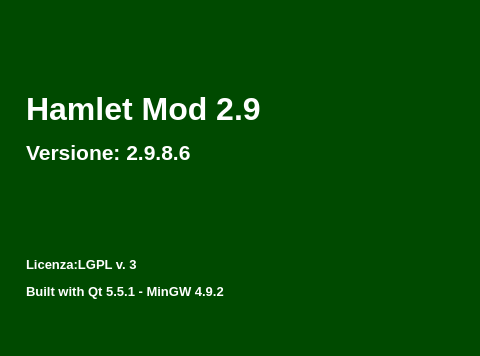
The window that mainwindow.ui (fblabs/hamlet-mod-sancon) describes before a commit, drawn with Qt 5; both pictures show x 471 to 951 and y 0 to 356 of the 1112 by 780 pixel window.
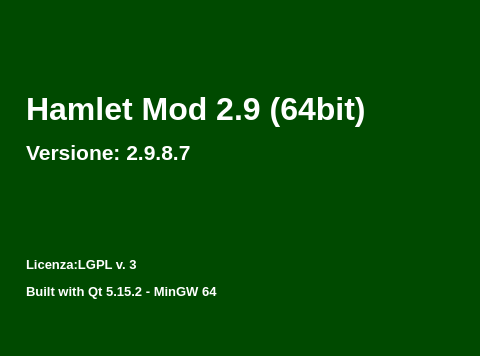
The same window after the commit. Icons and pictures are not drawn.

The edit to the form file:
```diff
--- a/mainwindow.ui
+++ b/mainwindow.ui
@@ -151,6 +151,15 @@
        </color>
       </brush>
      </colorrole>
+     <colorrole role="PlaceholderText">
+      <brush brushstyle="NoBrush">
+       <color alpha="128">
+        <red>255</red>
+        <green>255</green>
+        <blue>255</blue>
+       </color>
+      </brush>
+     </colorrole>
     </active>
     <inactive>
      <colorrole role="WindowText">
@@ -288,6 +297,15 @@
        </color>
       </brush>
      </colorrole>
+     <colorrole role="PlaceholderText">
+      <brush brushstyle="NoBrush">
+       <color alpha="128">
+        <red>255</red>
+        <green>255</green>
+        <blue>255</blue>
+       </color>
+      </brush>
+     </colorrole>
     </inactive>
     <disabled>
      <colorrole role="WindowText">
@@ -425,6 +443,15 @@
        </color>
       </brush>
      </colorrole>
+     <colorrole role="PlaceholderText">
+      <brush brushstyle="NoBrush">
+       <color alpha="128">
+        <red>255</red>
+        <green>255</green>
+        <blue>255</blue>
+       </color>
+      </brush>
+     </colorrole>
     </disabled>
    </palette>
   </property>
@@ -548,7 +575,7 @@
          <enum>QFrame::NoFrame</enum>
         </property>
         <property name="text">
-         <string>&lt;html&gt;&lt;head/&gt;&lt;body&gt;&lt;p&gt;&lt;span style=&quot; font-size:24pt; font-weight:600;&quot;&gt;Hamlet Mod 2.9&lt;/span&gt;&lt;/p&gt;&lt;p&gt;&lt;span style=&quot; font-size:16pt; font-weight:600;&quot;&gt;Versione: 2.9.8.6&lt;/span&gt;&lt;/p&gt;&lt;p&gt;&lt;br/&gt;&lt;/p&gt;&lt;p&gt;&lt;br/&gt;&lt;/p&gt;&lt;p&gt;&lt;span style=&quot; font-size:10pt; font-weight:600;&quot;&gt;Licenza:LGPL v. 3&lt;/span&gt;&lt;/p&gt;&lt;p&gt;&lt;span style=&quot; font-size:10pt; font-weight:600;&quot;&gt;Built with Qt 5.5.1 - MinGW 4.9.2&lt;/span&gt;&lt;/p&gt;&lt;p&gt;&lt;br/&gt;&lt;/p&gt;&lt;p&gt;&lt;br/&gt;&lt;/p&gt;&lt;p&gt;&lt;span style=&quot; font-size:10pt;&quot;&gt;© FBLABS 2015-2021&lt;/span&gt;&lt;/p&gt;&lt;p&gt;&lt;a href=&quot;￼￼https://github.com/fblabs/hamlet-mod-sancon&quot;&gt;&lt;span style=&quot; font-size:10pt; font-weight:600; text-decoration: underline; color:#aaffff;&quot;&gt;Sorgenti (github)&lt;/span&gt;&lt;/a&gt;&lt;/p&gt;&lt;/body&gt;&lt;/html&gt;</string>
+         <string>&lt;html&gt;&lt;head/&gt;&lt;body&gt;&lt;p&gt;&lt;span style=&quot; font-size:24pt; font-weight:600;&quot;&gt;Hamlet Mod 2.9 (64bit)&lt;/span&gt;&lt;/p&gt;&lt;p&gt;&lt;span style=&quot; font-size:16pt; font-weight:600;&quot;&gt;Versione: 2.9.8.7&lt;/span&gt;&lt;/p&gt;&lt;p&gt;&lt;br/&gt;&lt;/p&gt;&lt;p&gt;&lt;br/&gt;&lt;/p&gt;&lt;p&gt;&lt;span style=&quot; font-size:10pt; font-weight:600;&quot;&gt;Licenza:LGPL v. 3&lt;/span&gt;&lt;/p&gt;&lt;p&gt;&lt;span style=&quot; font-size:10pt; font-weight:600;&quot;&gt;Built with Qt 5.15.2 - MinGW 64&lt;/span&gt;&lt;/p&gt;&lt;p&gt;&lt;br/&gt;&lt;/p&gt;&lt;p&gt;&lt;br/&gt;&lt;/p&gt;&lt;p&gt;&lt;span style=&quot; font-size:10pt;&quot;&gt;© FBLABS 2015-2021&lt;/span&gt;&lt;/p&gt;&lt;p&gt;&lt;a href=&quot;￼￼https://github.com/fblabs/hamlet-mod-sancon&quot;&gt;&lt;span style=&quot; font-size:10pt; font-weight:600; text-decoration: underline; color:#aaffff;&quot;&gt;Sorgenti (github)&lt;/span&gt;&lt;/a&gt;&lt;/p&gt;&lt;/body&gt;&lt;/html&gt;</string>
         </property>
         <property name="scaledContents">
          <bool>false</bool>
```
Left out of the diff: 108 changed lines with no effect on the pictures.
